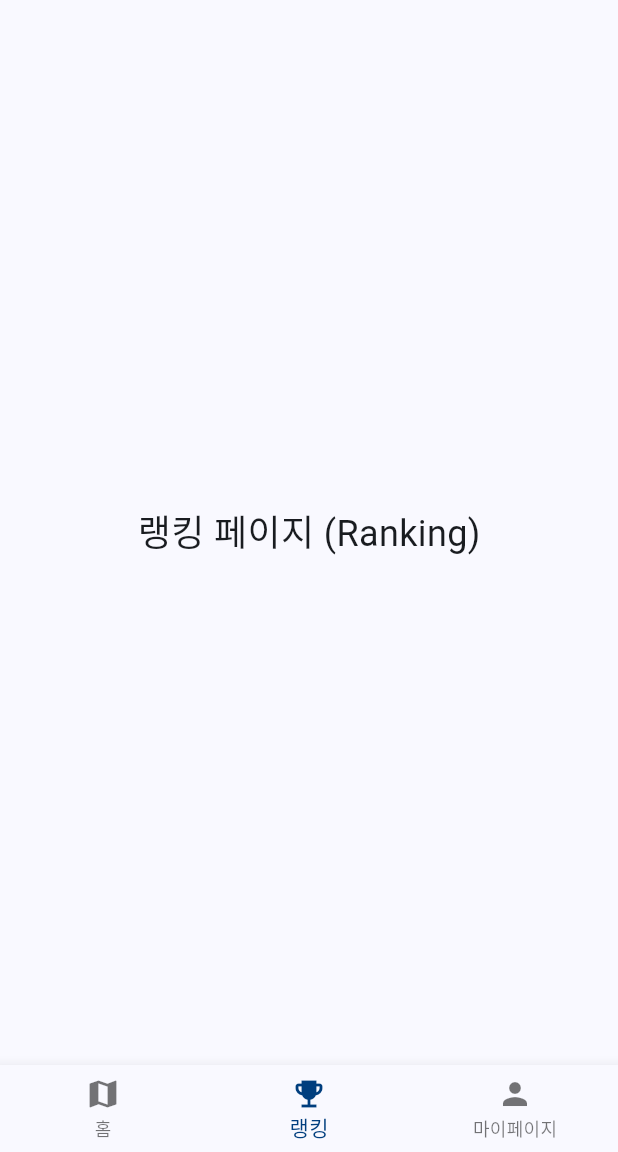
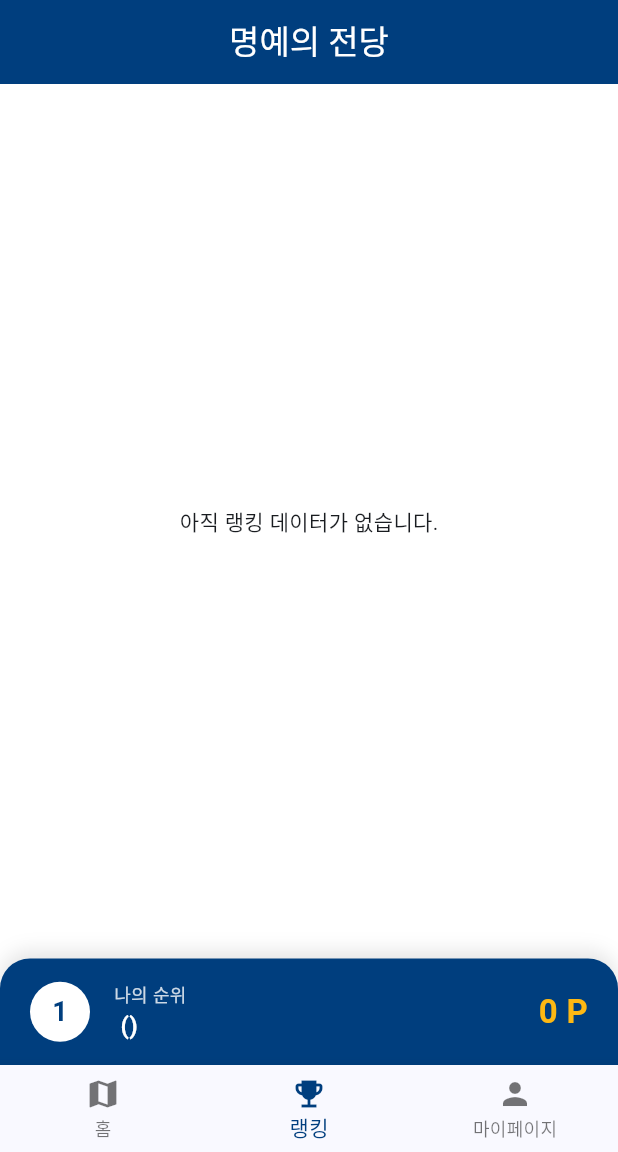
Before and after one commit to gPdnjs2020/25_SGJG_Handong_Advanture, a Flutter app: the screen it shows once a user with an empty profile is signed in, item 2 of the bottom bar chosen, on a phone screen of 412 x 824 dp, the part 84-1236 px from its top. Run offline on Flutter 3.47's test engine with Material 3 defaults, Android fonts, the phone set to English and light mode, and no system bars; our stand-ins replace cloud_firestore, firebase_auth, firebase_core; accounts and stored records are empty.

Commit message:
add ranking page

```diff
--- a/lib/main.dart
+++ b/lib/main.dart
@@ -3,6 +3,7 @@ import 'package:flutter/material.dart';
 import 'package:handong_adventure/firebase_options.dart';
 import 'package:handong_adventure/login.dart';
 import 'package:firebase_auth/firebase_auth.dart';
+import 'package:handong_adventure/rank.dart';
 
 void main() async {
   // 1. 플러터 엔진 초기화 및 파이어베이스 연결
@@ -57,9 +58,7 @@ class _MainPageState extends State<MainPage> {
     const Center(
       child: Text('여기에 지도가 들어갑니다 (Map)', style: TextStyle(fontSize: 24)),
     ),
-    const Center(
-      child: Text('랭킹 페이지 (Ranking)', style: TextStyle(fontSize: 24)),
-    ),
+    const Center(child: const RankingPage()),
     // 마이페이지는 별도 위젯으로 분리해서 사용자 이름 표시 가능
     const MyPagePlaceholder(),
   ];
--- /dev/null
+++ b/lib/rank.dart
@@ -0,0 +1,276 @@
+import 'package:cloud_firestore/cloud_firestore.dart';
+import 'package:firebase_auth/firebase_auth.dart';
+import 'package:flutter/material.dart';
+
+class RankingPage extends StatelessWidget {
+  const RankingPage({super.key});
+
+  @override
+  Widget build(BuildContext context) {
+    return Scaffold(
+      backgroundColor: Colors.white,
+      appBar: AppBar(
+        title: const Text('명예의 전당'),
+        backgroundColor: const Color(0xFF003E7E), // 한동 블루
+        foregroundColor: Colors.white,
+        centerTitle: true,
+        elevation: 0,
+        automaticallyImplyLeading: false, // 뒤로가기 버튼 숨김 (탭바 사용 시)
+      ),
+      body: Column(
+        children: [
+          // 1. 상위 10명 리스트 (실시간 업데이트)
+          Expanded(
+            child: StreamBuilder<QuerySnapshot>(
+              stream: FirebaseFirestore.instance
+                  .collection('users')
+                  .orderBy('score', descending: true)
+                  .limit(10)
+                  .snapshots(),
+              builder: (context, snapshot) {
+                // 데이터 로딩 중
+                if (snapshot.connectionState == ConnectionState.waiting) {
+                  return const Center(child: CircularProgressIndicator());
+                }
+                // 에러 발생
+                if (snapshot.hasError) {
+                  return const Center(child: Text('랭킹을 불러오지 못했습니다.'));
+                }
+
+                final docs = snapshot.data!.docs;
+
+                // 데이터가 없을 때
+                if (docs.isEmpty) {
+                  return const Center(child: Text('아직 랭킹 데이터가 없습니다.'));
+                }
+
+                return ListView.separated(
+                  itemCount: docs.length,
+                  separatorBuilder: (context, index) =>
+                      const Divider(height: 1),
+                  itemBuilder: (context, index) {
+                    final data = docs[index].data() as Map<String, dynamic>;
+                    final name = data['name'] ?? '익명';
+                    final studentId = data['studentId'] ?? '정보없음';
+                    final score = data['score'] ?? 0;
+                    final rank = index + 1;
+
+                    return ListTile(
+                      contentPadding: const EdgeInsets.symmetric(
+                        horizontal: 20,
+                        vertical: 8,
+                      ),
+                      // 등수 아이콘 (1,2,3등은 트로피)
+                      leading: _buildRankIcon(rank),
+                      title: Text(
+                        '$name ($studentId)',
+                        style: TextStyle(
+                          fontWeight: rank <= 3
+                              ? FontWeight.bold
+                              : FontWeight.normal,
+                          fontSize: 16,
+                        ),
+                      ),
+                      trailing: Text(
+                        '$score P',
+                        style: const TextStyle(
+                          fontWeight: FontWeight.bold,
+                          fontSize: 18,
+                          color: Color(0xFF003E7E),
+                        ),
+                      ),
+                      // 상위권은 배경색을 살짝 다르게
+                      tileColor: rank <= 3 ? Colors.blue[50] : Colors.white,
+                    );
+                  },
+                );
+              },
+            ),
+          ),
+
+          // 2. 내 순위 고정 바 (Bottom Fixed)
+          const MyRankSection(),
+        ],
+      ),
+    );
+  }
+
+  // 등수에 따른 아이콘 빌더
+  Widget _buildRankIcon(int rank) {
+    if (rank == 1) {
+      return const Icon(
+        Icons.emoji_events,
+        color: Color(0xFFFFD700),
+        size: 32,
+      ); // Gold
+    } else if (rank == 2) {
+      return const Icon(
+        Icons.emoji_events,
+        color: Color(0xFFC0C0C0),
+        size: 32,
+      ); // Silver
+    } else if (rank == 3) {
+      return const Icon(
+        Icons.emoji_events,
+        color: Color(0xFFCD7F32),
+        size: 32,
+      ); // Bronze
+    } else {
+      return Container(
+        width: 32,
+        alignment: Alignment.center,
+        child: Text(
+          '$rank',
+          style: const TextStyle(
+            fontSize: 18,
+            fontWeight: FontWeight.bold,
+            color: Colors.grey,
+          ),
+        ),
+      );
+    }
+  }
+}
+
+// 하단 고정: 나의 랭킹 정보 위젯
+class MyRankSection extends StatelessWidget {
+  const MyRankSection({super.key});
+
+  // 내 랭킹과 점수를 계산하는 함수
+  Future<Map<String, dynamic>> _getMyRankData() async {
+    final user = FirebaseAuth.instance.currentUser;
+    if (user == null) return {};
+
+    // 1. 내 정보(점수) 가져오기
+    final userDoc = await FirebaseFirestore.instance
+        .collection('users')
+        .doc(user.uid)
+        .get();
+
+    if (!userDoc.exists) return {};
+
+    final myData = userDoc.data()!;
+    final myScore = myData['score'] ?? 0;
+
+    // 2. 나보다 점수 높은 사람 수 세기 (랭킹 계산)
+    // Firestore의 count() 기능을 사용하여 효율적으로 계산
+    final higherScoreCount = await FirebaseFirestore.instance
+        .collection('users')
+        .where('score', isGreaterThan: myScore)
+        .count()
+        .get();
+
+    // 내 등수 = 나보다 점수 높은 사람 수 + 1
+    final myRank = higherScoreCount.count! + 1;
+
+    return {
+      'rank': myRank,
+      'score': myScore,
+      'studentId': myData['studentId'] ?? '학번없음',
+      'name': myData['name'] ?? '이름없음',
+    };
+  }
+
+  @override
+  Widget build(BuildContext context) {
+    return FutureBuilder<Map<String, dynamic>>(
+      future: _getMyRankData(),
+      builder: (context, snapshot) {
+        // 데이터 로딩 중이거나 없을 때
+        if (!snapshot.hasData || snapshot.data!.isEmpty) {
+          return Container(
+            height: 80,
+            color: Colors.grey[100],
+            child: const Center(
+              child: Text(
+                '내 랭킹 정보를 불러오는 중...',
+                style: TextStyle(color: Colors.grey),
+              ),
+            ),
+          );
+        }
+
+        final data = snapshot.data!;
+
+        return Container(
+          padding: const EdgeInsets.symmetric(horizontal: 20, vertical: 15),
+          decoration: BoxDecoration(
+            color: const Color(0xFF003E7E), // 한동 블루 배경
+            boxShadow: [
+              BoxShadow(
+                color: Colors.black.withOpacity(0.1),
+                blurRadius: 10,
+                offset: const Offset(0, -5),
+              ),
+            ],
+            borderRadius: const BorderRadius.only(
+              topLeft: Radius.circular(20),
+              topRight: Radius.circular(20),
+            ),
+          ),
+          child: SafeArea(
+            top: false, // 상단 노치 영역 무시 (하단에 붙을 거라)
+            child: Row(
+              children: [
+                // 내 등수 표시 원
+                Container(
+                  width: 40,
+                  height: 40,
+                  alignment: Alignment.center,
+                  decoration: const BoxDecoration(
+                    color: Colors.white,
+                    shape: BoxShape.circle,
+                  ),
+                  child: Text(
+                    '${data['rank']}',
+                    style: const TextStyle(
+                      fontWeight: FontWeight.bold,
+                      fontSize: 18,
+                      color: Color(0xFF003E7E),
+                    ),
+                  ),
+                ),
+                const SizedBox(width: 16),
+
+                // 이름과 학번
+                Expanded(
+                  child: Column(
+                    crossAxisAlignment: CrossAxisAlignment.start,
+                    mainAxisSize: MainAxisSize.min,
+                    children: [
+                      Text(
+                        '나의 순위',
+                        style: TextStyle(
+                          color: Colors.white.withOpacity(0.8),
+                          fontSize: 12,
+                        ),
+                      ),
+                      Text(
+                        '${data['name']} (${data['studentId']})',
+                        style: const TextStyle(
+                          color: Colors.white,
+                          fontWeight: FontWeight.bold,
+                          fontSize: 16,
+                        ),
+                      ),
+                    ],
+                  ),
+                ),
+
+                // 내 점수 (노란색 강조)
+                Text(
+                  '${data['score']} P',
+                  style: const TextStyle(
+                    color: Color(0xFFFDB813), // 한동 옐로우 (포인트 컬러)
+                    fontWeight: FontWeight.bold,
+                    fontSize: 22,
+                  ),
+                ),
+              ],
+            ),
+          ),
+        );
+      },
+    );
+  }
+}
```
